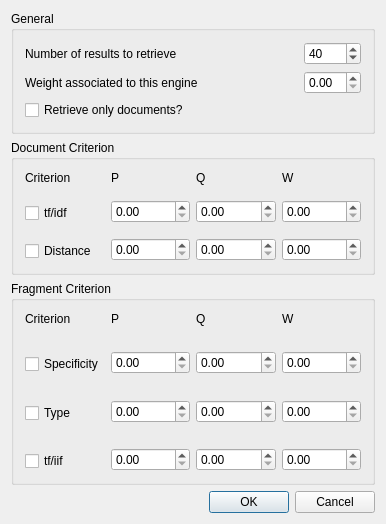
This is xmlengine/frontend/qt/genginexml.ui in pfrancq/galilei as Qt 5 draws it before an edit. The edited form follows.
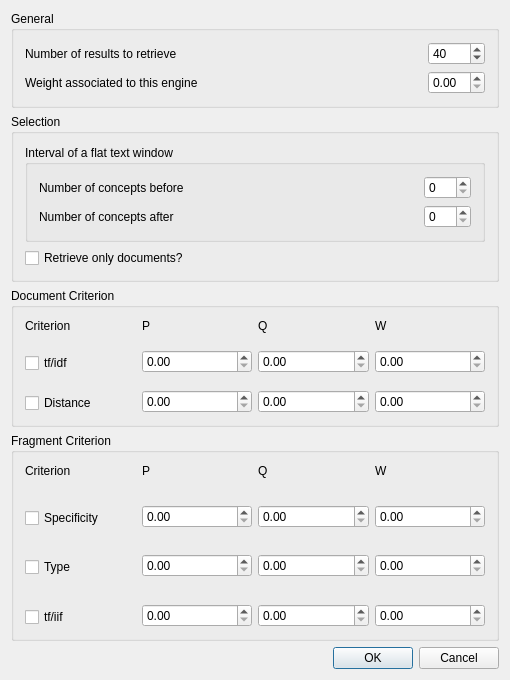
This is the edited form.

Commit message: - Modify the plug-in to work with 'GDocRef' and 'GDocFragment' rather than internal classes ('GResNodes' and 'GResNode'). - For a flat text, use a text window to create a fragment.

```diff
--- a/xmlengine/frontend/qt/genginexml.ui
+++ b/xmlengine/frontend/qt/genginexml.ui
@@ -6,8 +6,8 @@
    <rect>
     <x>0</x>
     <y>0</y>
-    <width>386</width>
-    <height>524</height>
+    <width>510</width>
+    <height>680</height>
    </rect>
   </property>
   <property name="mouseTracking">
@@ -22,7 +22,7 @@
   <property name="sizeGripEnabled" stdset="0">
    <bool>true</bool>
   </property>
-  <layout class="QVBoxLayout" name="verticalLayout_10">
+  <layout class="QVBoxLayout" name="verticalLayout_12">
    <item>
     <layout class="QVBoxLayout">
      <item>
@@ -100,18 +100,122 @@
           </item>
          </layout>
         </item>
-        <item>
-         <widget class="QCheckBox" name="OnlyDocs">
-          <property name="text">
-           <string>Retrieve only documents?</string>
-          </property>
-         </widget>
-        </item>
        </layout>
       </widget>
      </item>
     </layout>
    </item>
+   <item>
+    <widget class="QGroupBox" name="groupBox">
+     <property name="baseSize">
+      <size>
+       <width>60</width>
+       <height>60</height>
+      </size>
+     </property>
+     <property name="title">
+      <string>Selection</string>
+     </property>
+     <layout class="QVBoxLayout" name="verticalLayout_11">
+      <item>
+       <widget class="QGroupBox" name="groupBox_2">
+        <property name="title">
+         <string>Interval of a flat text window</string>
+        </property>
+        <layout class="QVBoxLayout" name="verticalLayout_10">
+         <item>
+          <layout class="QHBoxLayout" name="horizontalLayout_3">
+           <item>
+            <widget class="QLabel" name="label_2">
+             <property name="text">
+              <string>Number of concepts before</string>
+             </property>
+            </widget>
+           </item>
+           <item>
+            <spacer name="horizontalSpacer">
+             <property name="orientation">
+              <enum>Qt::Horizontal</enum>
+             </property>
+             <property name="sizeHint" stdset="0">
+              <size>
+               <width>40</width>
+               <height>20</height>
+              </size>
+             </property>
+            </spacer>
+           </item>
+           <item>
+            <widget class="QSpinBox" name="BeginWindowPos">
+             <property name="toolTip">
+              <string>Beginning synaptic position of a window (≤0).</string>
+             </property>
+             <property name="statusTip">
+              <string/>
+             </property>
+             <property name="whatsThis">
+              <string>Beginning synaptic position of a window (≤0).</string>
+             </property>
+             <property name="minimum">
+              <number>0</number>
+             </property>
+             <property name="maximum">
+              <number>199</number>
+             </property>
+            </widget>
+           </item>
+          </layout>
+         </item>
+         <item>
+          <layout class="QHBoxLayout" name="horizontalLayout_4">
+           <item>
+            <widget class="QLabel" name="label_3">
+             <property name="text">
+              <string>Number of concepts after</string>
+             </property>
+            </widget>
+           </item>
+           <item>
+            <spacer name="horizontalSpacer_2">
+             <property name="orientation">
+              <enum>Qt::Horizontal</enum>
+             </property>
+             <property name="sizeHint" stdset="0">
+              <size>
+               <width>40</width>
+               <height>20</height>
+              </size>
+             </property>
+            </spacer>
+           </item>
+           <item>
+            <widget class="QSpinBox" name="EndWindowPos">
+             <property name="toolTip">
+              <string>Ending synaptic position of a window (≥0).</string>
+             </property>
+             <property name="whatsThis">
+              <string>Ending synaptic position of a window (≥0).</string>
+             </property>
+             <property name="maximum">
+              <number>199</number>
+             </property>
+            </widget>
+           </item>
+          </layout>
+         </item>
+        </layout>
+       </widget>
+      </item>
+      <item>
+       <widget class="QCheckBox" name="OnlyDocs">
+        <property name="text">
+         <string>Retrieve only documents?</string>
+        </property>
+       </widget>
+      </item>
+     </layout>
+    </widget>
+   </item>
    <item>
     <widget class="QGroupBox" name="box_0_2">
      <property name="title">
```
The commit also changes 14 other files.
